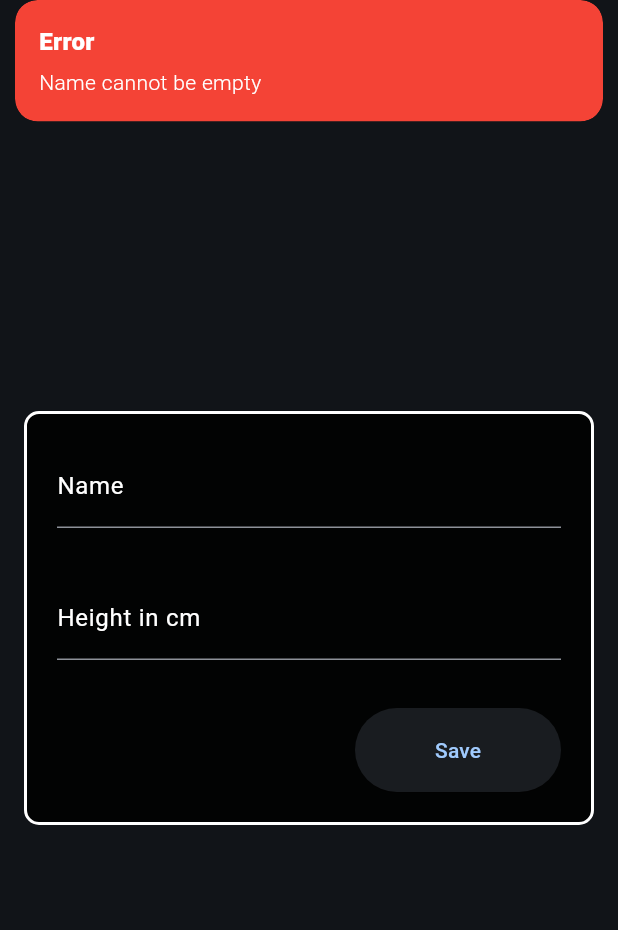
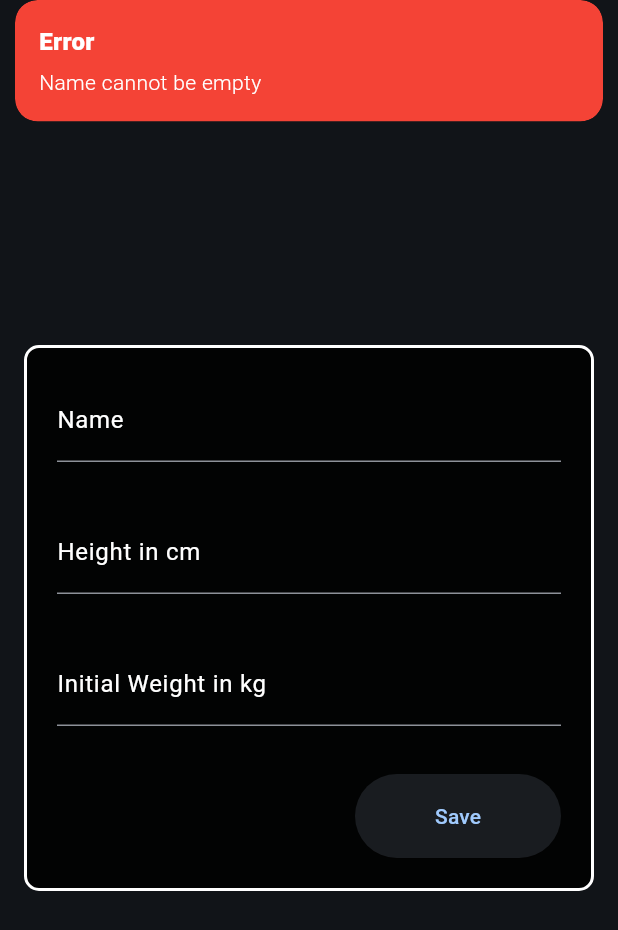
Before and after one commit to gktirkha/weight_tracker_flutter, a Flutter app: the EditUserDialog widget shown alone on an empty page, opened directly with empty values, after a tap on "Save", on a phone screen of 412 x 824 dp. Shown: the top 930 px of the screen. Run offline on Flutter 3.47's test engine with Material 3 defaults, Android fonts, the phone set to English and light mode, and no system bars; our stand-ins replace cloud_firestore, firebase_auth, firebase_core, freezed_annotation, get; missing offline and left inert: magic_extensions; accounts and stored records are empty.

Commit message:
Refactor WeightTrackUserModel and EditUserDialog: Add initialWeight field with validation and update UI for weight input

```diff
--- a/lib/app/modules/home/models/weight_track_model/weight_track_model.dart
+++ b/lib/app/modules/home/models/weight_track_model/weight_track_model.dart
@@ -11,6 +11,7 @@ sealed class WeightTrackUserModel with _$WeightTrackUserModel {
     @JsonKey(name: 'email') required String email,
     @JsonKey(name: 'height') required double height,
     @JsonKey(name: 'name') String? name,
+    @JsonKey(name: 'initialWeight') double? initialWeight,
   }) = _WeightTrackUserModel;
 
   factory WeightTrackUserModel.fromJson(Map<String, dynamic> json) =>
--- a/lib/app/modules/home/widgets/edit_user_dialog.dart
+++ b/lib/app/modules/home/widgets/edit_user_dialog.dart
@@ -16,6 +16,9 @@ class EditUserDialog extends StatelessWidget {
   );
   late final TextEditingController heightController = TextEditingController(
     text: user?.height.toString(),
+  );
+  late final TextEditingController initialWeight = TextEditingController(
+    text: user?.initialWeight.toString(),
   );
   final String email;
   final bool allowDateChange;
@@ -51,6 +54,15 @@ class EditUserDialog extends StatelessWidget {
                 decoration: const InputDecoration(
                   labelText: 'Height in cm',
                   hintText: 'Enter your Height in cm',
+                  labelStyle: TextStyle(color: Colors.white),
+                ),
+                keyboardType: TextInputType.number,
+              ),
+              TextField(
+                controller: initialWeight,
+                decoration: const InputDecoration(
+                  labelText: 'Initial Weight in kg',
+                  hintText: 'Enter your Initial Weight in kg',
                   labelStyle: TextStyle(color: Colors.white),
                 ),
                 keyboardType: TextInputType.number,
@@ -92,6 +104,26 @@ class EditUserDialog extends StatelessWidget {
                               );
                               return;
                             }
+                            if (initialWeight.text.trim().isEmpty) {
+                              Get.snackbar(
+                                'Error',
+                                'Weight cannot be empty',
+                                backgroundColor: Colors.red,
+                                colorText: Colors.white,
+                              );
+                              return;
+                            }
+                            final double initWeight =
+                                double.tryParse(initialWeight.text) ?? 0.0;
+                            if (initWeight <= 0) {
+                              Get.snackbar(
+                                'Error',
+                                'Weight Should be greater than 0',
+                                backgroundColor: Colors.red,
+                                colorText: Colors.white,
+                              );
+                              return;
+                            }
                             Get.back(
                               result:
                                   user == null
@@ -99,10 +131,12 @@ class EditUserDialog extends StatelessWidget {
                                         email: email,
                                         name: nameController.text,
                                         height: height,
+                                        initialWeight: initWeight,
                                       )
                                       : user?.copyWith(
                                         name: nameController.text,
                                         height: height,
+                                        initialWeight: initWeight,
                                       ),
                             );
                           }
```
Also changed, not shown: lib/app/modules/home/models/weight_track_model/weight_track_model.freezed.dart, lib/app/modules/home/models/weight_track_model/weight_track_model.g.dart.
